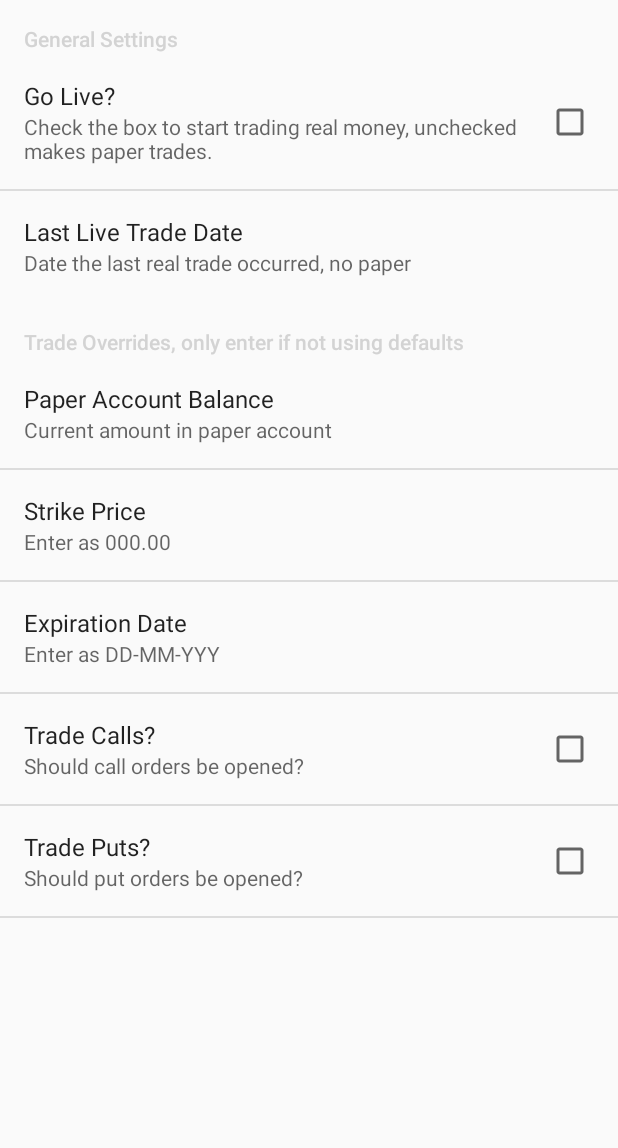
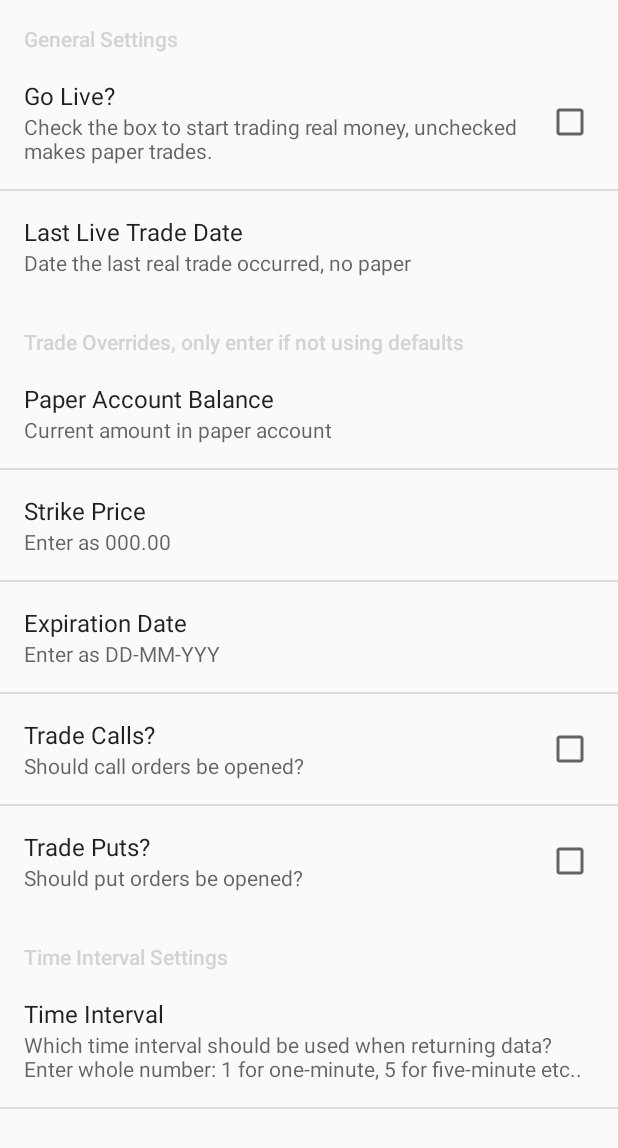
Before and after one commit to mikemey01/Markets, an Android app: the PrefsActivity screen opened directly, with no data from a screen before it, on a phone screen of 412 x 824 dp. Shown: the top 1148 px of the screen. Run offline under Robolectric (Android 15) with nearby library versions, the phone set to English and light mode, and no system bars.

Commit message:
adding preference for time interval

```diff
--- a/app/src/main/res/xml/preferences.xml
+++ b/app/src/main/res/xml/preferences.xml
@@ -57,4 +57,16 @@
 
     </PreferenceCategory>
 
+    <PreferenceCategory
+        android:key="periodCategory"
+        android:title="Time Interval Settings">
+
+        <EditTextPreference
+            android:title="Time Interval"
+            android:key="timeInterval"
+            android:summary="Which time interval should be used when returning data? Enter whole number: 1 for one-minute, 5 for five-minute etc..">
+        </EditTextPreference>
+
+    </PreferenceCategory>
+
 </PreferenceScreen>
```
